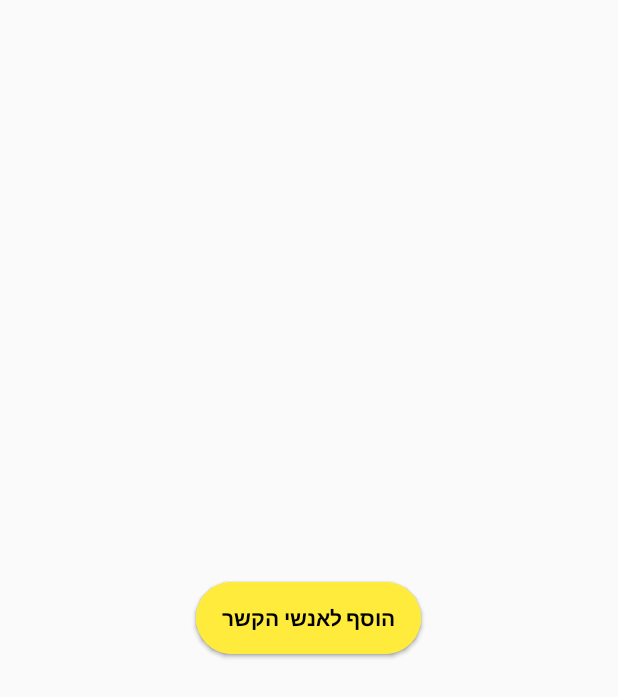
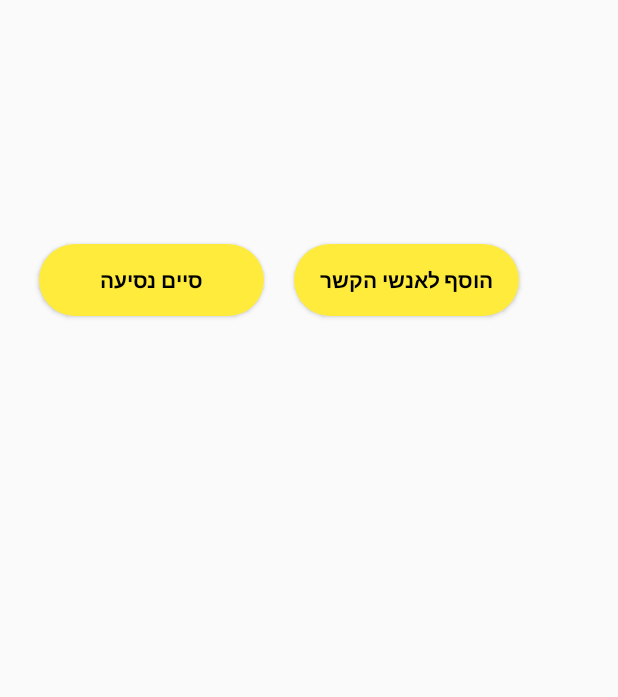
Before and after one commit to shimon8/SecondAndroidApp-master, an Android app: the layout fragment_fragment_content.xml on its own in the app's theme, with its tools: preview values and no code run, on a phone screen of 412 x 824 dp. Shown: the top 697 px of the screen. Run offline under Robolectric (Android 15) with nearby library versions, the phone set to English and light mode, and no system bars.

Commit message:
שיפור קומפילציה ושגיאת זמן ריצה

```diff
--- a/app/src/main/res/layout/fragment_end_travel_list.xml
+++ b/app/src/main/res/layout/fragment_end_travel_list.xml
@@ -7,5 +7,5 @@
     android:layout_width="match_parent"
     android:layout_height="wrap_content"
     tools:context=".fragment_content"
-    tools:listitem="@layout/fragment_end_travel_list"
+    tools:listitem="@layout/fragment_fragment_content"
     />
--- a/app/src/main/res/layout/fragment_fragment_content.xml
+++ b/app/src/main/res/layout/fragment_fragment_content.xml
@@ -5,11 +5,15 @@
     android:layout_height="match_parent"
     android:layout_margin="5dp"
     tools:context=".fragment_content">
+        <LinearLayout
+            android:layout_margin="5dp"
+            android:orientation="vertical"
+            android:layout_width="match_parent"
+            android:layout_height="match_parent">
                 <TextView
                     android:id="@+id/userName"
                     android:layout_width="wrap_content"
                     android:layout_height="wrap_content"
-
                     android:textSize="20dp"
                     android:gravity="center" />
                 <TextView
@@ -35,28 +39,32 @@
                     android:layout_width="wrap_content"
                     android:layout_height="wrap_content"
                     android:gravity="center" />
+                <LinearLayout
+                    android:layout_margin="5dp"
+                    android:layout_width="match_parent"
+                    android:layout_height="wrap_content">
                         <Button
+                            android:layout_margin="10dp"
                             android:id="@+id/endTravel"
                             android:layout_width="150dp"
                             android:layout_height="wrap_content"
                             android:layout_gravity="center"
-            android:layout_marginHorizontal="100px"
-            android:layout_marginVertical="20px"
                             android:background="@drawable/rounded_button"
                             android:text="סיים נסיעה"
                             android:textColor="@color/black"
                             android:textStyle="bold"
                             />
                         <Button
+                            android:layout_margin="10dp"
                             android:id="@+id/AddContact"
                             android:layout_width="150dp"
                             android:layout_height="wrap_content"
                             android:layout_gravity="center"
-            android:layout_marginHorizontal="100px"
-            android:layout_marginVertical="20px"
                             android:background="@drawable/rounded_button"
                             android:text="הוסף לאנשי הקשר"
                             android:textColor="@color/black"
                             android:textStyle="bold"
                             />
+                </LinearLayout>
+        </LinearLayout>
 </FrameLayout>
```
Also changed, not shown: app/src/main/java/com/project/secondapp/MyFinishedTravelRecyclerViewAdapter.java (+8 -9 lines), app/src/main/java/com/project/secondapp/fragment_content.java (+12 -3 lines). Lines whose indentation alone changed are shown as unchanged.
